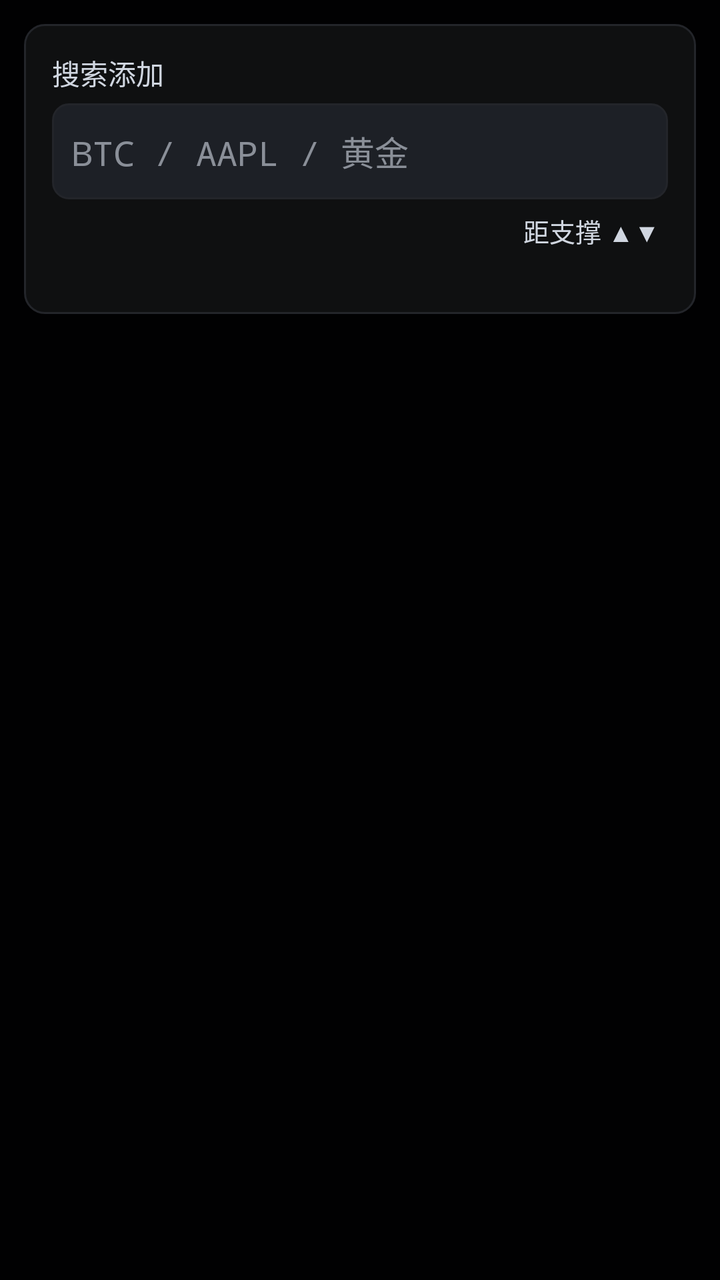
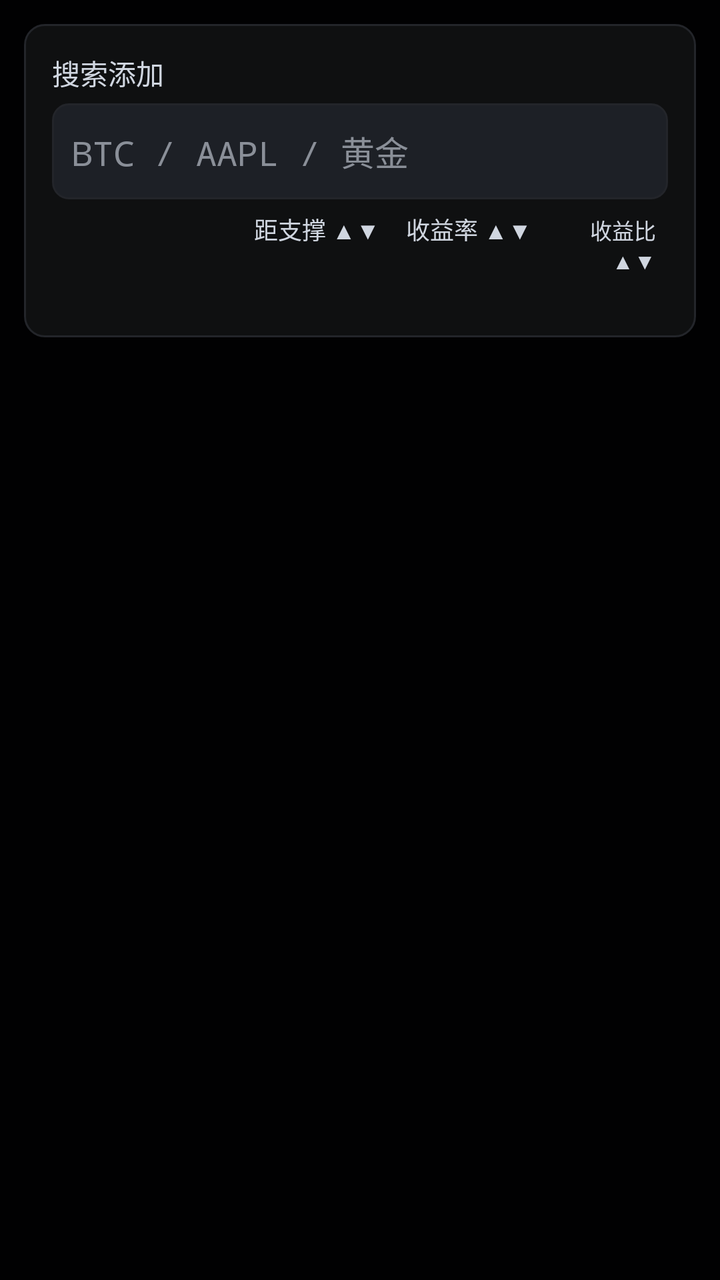

An Android layout rendered at two revisions. The XML below is the earlier revision; the diff shows what the commit changed to produce the second picture.
<!-- AndroidManifest.xml: application theme Theme.GridCalc.Dark -->
<!-- res/layout/page_fav.xml -->
<?xml version="1.0" encoding="utf-8"?>
<ScrollView xmlns:android="http://schemas.android.com/apk/res/android"
    android:layout_width="match_parent"
    android:layout_height="match_parent"
    android:fillViewport="true"
    android:scrollbars="none"
    android:clipToPadding="false">

    <LinearLayout
        android:layout_width="match_parent"
        android:layout_height="wrap_content"
        android:orientation="vertical"
        android:padding="12dp">

        
        <LinearLayout
            android:layout_width="match_parent"
            android:layout_height="wrap_content"
            android:background="@drawable/card_bg"
            android:orientation="vertical"
            android:padding="14dp">
            <TextView
                android:layout_width="wrap_content"
                android:layout_height="wrap_content"
                android:layout_marginBottom="5dp"
                android:text="搜索添加"
                android:textColor="?attr/colorSub"
                android:textSize="14sp"
                android:fontFamily="sans-serif-medium" />
            <EditText
                android:id="@+id/fav_search"
                android:layout_width="match_parent"
                android:layout_height="48dp"
                android:background="@drawable/input_bg"
                android:hint="BTC / AAPL / 黄金"
                android:importantForAutofill="no"
                android:inputType="textNoSuggestions"
                android:imeOptions="actionDone"
                android:singleLine="true"
                android:paddingLeft="10dp"
                android:paddingRight="10dp"
                android:textColor="?attr/colorInk"
                android:textColorHint="?attr/colorFaint"
                android:textSize="17sp"
                android:typeface="monospace" />
            
            <LinearLayout
                android:id="@+id/fav_head"
                android:layout_width="match_parent"
                android:layout_height="wrap_content"
                android:gravity="end"
                android:orientation="horizontal"
                android:paddingLeft="2dp"
                android:paddingTop="4dp"
                android:paddingRight="2dp"
                android:paddingBottom="8dp">
                <Button
                    android:id="@+id/fav_sort"
                    android:layout_width="wrap_content"
                    android:layout_height="wrap_content"
                    android:background="@android:color/transparent"
                    android:minHeight="0dp"
                    android:minWidth="0dp"
                    android:paddingTop="2dp"
                    android:paddingBottom="2dp"
                    android:paddingLeft="2dp"
                    android:paddingRight="2dp"
                    android:text="距支撑 ▲▼"
                    android:textColor="?attr/colorSub"
                    android:textSize="13sp" />
            </LinearLayout>
            <LinearLayout
                android:id="@+id/fav_list"
                android:layout_width="match_parent"
                android:layout_height="wrap_content"
                android:layout_marginTop="8dp"
                android:orientation="vertical" />
        </LinearLayout>
    </LinearLayout>
</ScrollView>
<!-- resources referenced by this layout -->
<resources>
  <!-- drawable card_bg (drawable) -->
  <?xml version="1.0" encoding="utf-8"?>
  <shape xmlns:android="http://schemas.android.com/apk/res/android"
      android:shape="rectangle">
      <solid android:color="?attr/colorCard" />
      <stroke android:width="1dp" android:color="?attr/colorBorder" />
      <corners android:radius="10dp" />
  </shape>
  <!-- drawable input_bg (drawable) -->
  <?xml version="1.0" encoding="utf-8"?>
  <selector xmlns:android="http://schemas.android.com/apk/res/android">
      <item android:state_focused="true">
          <shape android:shape="rectangle">
              <solid android:color="?attr/colorInput" />
              <stroke android:width="1dp" android:color="?attr/colorPrimary" />
              <corners android:radius="8dp" />
          </shape>
      </item>
      <item>
          <shape android:shape="rectangle">
              <solid android:color="?attr/colorInput" />
              <stroke android:width="1dp" android:color="?attr/colorBorder" />
              <corners android:radius="8dp" />
          </shape>
      </item>
  </selector>
  <style name="Theme.GridCalc.Dark" parent="android:Theme.Material.NoActionBar">
          <item name="colorCanvas">#010102</item>
          <item name="colorCard">#0F1011</item>
          <item name="colorSurf2">#141516</item>
          <item name="colorInput">#1D2026</item>
          <item name="colorInk">#F7F8F8</item>
          <item name="colorSub">#D0D6E0</item>
          <item name="colorFaint">#8A8F98</item>
          <item name="colorPrimary">#5E6AD2</item>
          <item name="colorPrimaryDark">#4A55B5</item>
          <item name="colorTeal">#27A644</item>
          <item name="colorRed">#E5484D</item>
          <item name="colorBorder">#23252A</item>
          <item name="colorTealBg">#1F27A644</item>
          <item name="colorBlueBg">#245E6AD2</item>
          <item name="colorOnPrimary">#FFFFFF</item>
          <item name="android:windowBackground">?attr/colorCanvas</item>
          <item name="android:statusBarColor">?attr/colorCanvas</item>
          <item name="android:navigationBarColor">?attr/colorCanvas</item>
          <item name="android:windowLightStatusBar">false</item>
      </style>
</resources>

<!-- the commit's change to res/layout/page_fav.xml (unified diff, before → after) -->
@@ -55,19 +55,50 @@
                 android:paddingRight="2dp"
                 android:paddingBottom="8dp">
                 <Button
-                    android:id="@+id/fav_sort"
-                    android:layout_width="wrap_content"
+                    android:id="@+id/fav_sort_dist"
+                    android:layout_width="104dp"
                     android:layout_height="wrap_content"
                     android:background="@android:color/transparent"
+                    android:gravity="end|center_vertical"
                     android:minHeight="0dp"
                     android:minWidth="0dp"
                     android:paddingTop="2dp"
                     android:paddingBottom="2dp"
                     android:paddingLeft="2dp"
-                    android:paddingRight="2dp"
+                    android:paddingRight="4dp"
                     android:text="距支撑 ▲▼"
                     android:textColor="?attr/colorSub"
-                    android:textSize="13sp" />
+                    android:textSize="12sp" />
+                <Button
+                    android:id="@+id/fav_sort_gain"
+                    android:layout_width="76dp"
+                    android:layout_height="wrap_content"
+                    android:background="@android:color/transparent"
+                    android:gravity="end|center_vertical"
+                    android:minHeight="0dp"
+                    android:minWidth="0dp"
+                    android:paddingTop="2dp"
+                    android:paddingBottom="2dp"
+                    android:paddingLeft="2dp"
+                    android:paddingRight="4dp"
+                    android:text="收益率 ▲▼"
+                    android:textColor="?attr/colorSub"
+                    android:textSize="12sp" />
+                <Button
+                    android:id="@+id/fav_sort_ratio"
+                    android:layout_width="62dp"
+                    android:layout_height="wrap_content"
+                    android:background="@android:color/transparent"
+                    android:gravity="end|center_vertical"
+                    android:minHeight="0dp"
+                    android:minWidth="0dp"
+                    android:paddingTop="2dp"
+                    android:paddingBottom="2dp"
+                    android:paddingLeft="2dp"
+                    android:paddingRight="4dp"
+                    android:text="收益比 ▲▼"
+                    android:textColor="?attr/colorSub"
+                    android:textSize="11sp" />
             </LinearLayout>
             <LinearLayout
                 android:id="@+id/fav_list"
